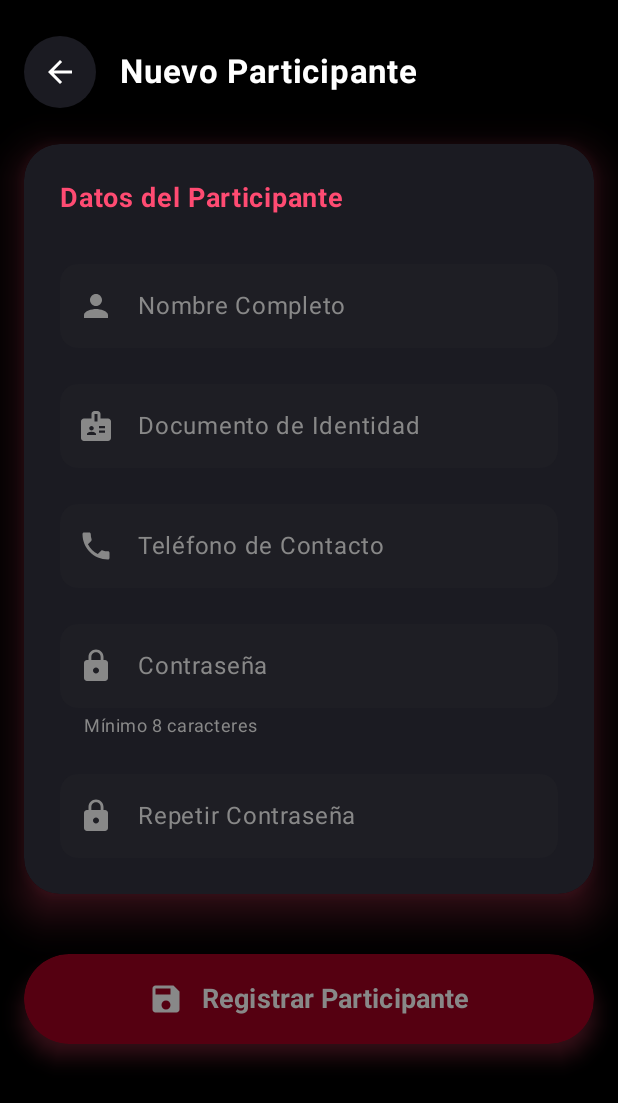
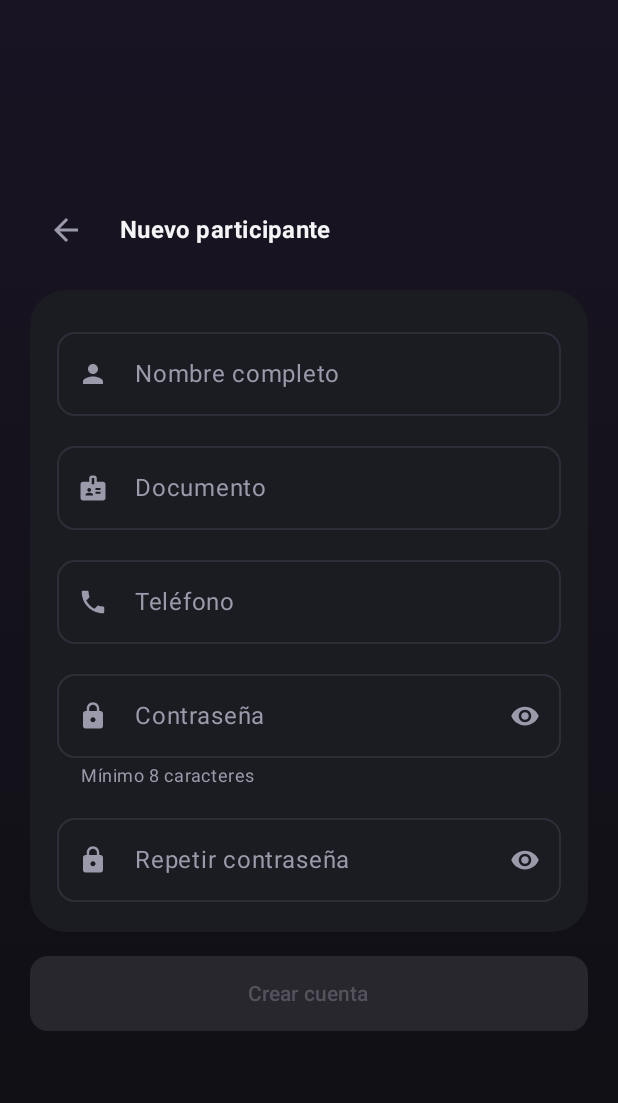
Before and after one commit to isabellalopera75-cmd/Banco-Personas, an Android app built with Jetpack Compose: the composable PersonaFormScreen shown on its own in the app's theme, on a phone screen of 412 x 824 dp. Shown: the top 1103 px of the screen. Run offline under Robolectric (Android 15) with nearby library versions, the light colour scheme and no system bars; our stand-ins replace Dagger/Hilt's generated code.

Commit message:
fix(ui): keep form fields visible when the keyboard opens
Neither screen handled the IME: both centred their content in a fixed
box, with no scroll and no imePadding. With edge-to-edge enabled the
keyboard draws on top, so the password field was simply covered and no
amount of layout tuning could help. Typing a password blind is how people
lock themselves out.

Both screens now sit in a scrollable container with imePadding, which
also lets Compose bring the focused field into view on its own.

Alongside that, the same screens gain what the flow was missing: a
show/hide toggle on password fields, IME actions chaining focus down the
form, the keyboard dismissed before submitting so it cannot cover the
error, and the login spinner moved inside the button, which used to
replace it and make the form jump on every attempt.

```diff
--- a/frontend/app/src/main/java/com/tuapp/bancopersonas/presentation/form/PersonaFormScreen.kt
+++ b/frontend/app/src/main/java/com/tuapp/bancopersonas/presentation/form/PersonaFormScreen.kt
@@ -1,9 +1,15 @@
 package com.tuapp.bancopersonas.presentation.form
 
-import androidx.compose.foundation.background
-import androidx.compose.foundation.layout.*
-import androidx.compose.foundation.shape.CircleShape
-import androidx.compose.foundation.shape.RoundedCornerShape
+import androidx.compose.animation.AnimatedVisibility
+import androidx.compose.foundation.layout.Arrangement
+import androidx.compose.foundation.layout.Box
+import androidx.compose.foundation.layout.Column
+import androidx.compose.foundation.layout.Row
+import androidx.compose.foundation.layout.fillMaxWidth
+import androidx.compose.foundation.layout.height
+import androidx.compose.foundation.layout.padding
+import androidx.compose.foundation.layout.size
+import androidx.compose.foundation.text.KeyboardActions
 import androidx.compose.foundation.text.KeyboardOptions
 import androidx.compose.material.icons.Icons
 import androidx.compose.material.icons.automirrored.filled.ArrowBack
@@ -11,25 +17,34 @@ import androidx.compose.material.icons.filled.Badge
 import androidx.compose.material.icons.filled.Lock
 import androidx.compose.material.icons.filled.Person
 import androidx.compose.material.icons.filled.Phone
-import androidx.compose.material.icons.filled.Save
-import androidx.compose.material3.*
-import androidx.compose.runtime.*
+import androidx.compose.material3.Button
+import androidx.compose.material3.Card
+import androidx.compose.material3.CardDefaults
+import androidx.compose.material3.Icon
+import androidx.compose.material3.IconButton
+import androidx.compose.material3.MaterialTheme
+import androidx.compose.material3.Text
+import androidx.compose.runtime.Composable
+import androidx.compose.runtime.LaunchedEffect
+import androidx.compose.runtime.collectAsState
+import androidx.compose.runtime.getValue
 import androidx.compose.ui.Alignment
 import androidx.compose.ui.Modifier
-import androidx.compose.ui.draw.shadow
-import androidx.compose.ui.graphics.Color
+import androidx.compose.ui.focus.FocusDirection
+import androidx.compose.ui.platform.LocalContext
+import androidx.compose.ui.platform.LocalFocusManager
+import androidx.compose.ui.platform.LocalSoftwareKeyboardController
 import androidx.compose.ui.text.font.FontWeight
+import androidx.compose.ui.text.input.ImeAction
 import androidx.compose.ui.text.input.KeyboardCapitalization
 import androidx.compose.ui.text.input.KeyboardType
-import androidx.compose.ui.text.input.PasswordVisualTransformation
 import androidx.compose.ui.unit.dp
-import androidx.compose.ui.unit.sp
 import androidx.hilt.navigation.compose.hiltViewModel
 import com.tuapp.bancopersonas.domain.model.Persona
-import com.tuapp.bancopersonas.ui.theme.WinPlayPink
-import com.tuapp.bancopersonas.ui.theme.WinPlaySurface
+import com.tuapp.bancopersonas.ui.components.CampoTexto
+import com.tuapp.bancopersonas.ui.components.MensajeError
+import com.tuapp.bancopersonas.ui.components.PantallaConTeclado
 
-@OptIn(ExperimentalMaterial3Api::class)
 @Composable
 fun PersonaFormScreen(
     personaExistente: Persona? = null,
@@ -37,192 +52,164 @@ fun PersonaFormScreen(
     viewModel: PersonaFormViewModel = hiltViewModel()
 ) {
     val uiState by viewModel.uiState.collectAsState()
+    val focusManager = LocalFocusManager.current
+    val teclado = LocalSoftwareKeyboardController.current
+    val context = LocalContext.current
 
     LaunchedEffect(Unit) {
         viewModel.iniciarFormulario(personaExistente)
     }
 
-    Scaffold(
-        containerColor = Color.Black
-    ) { innerPadding ->
-        Column(
-            modifier = Modifier
-                .fillMaxSize()
-                .padding(innerPadding)
-                .padding(16.dp),
-            horizontalAlignment = Alignment.CenterHorizontally
+    val siguiente = KeyboardActions(onNext = { focusManager.moveFocus(FocusDirection.Down) })
+
+    val guardar = {
+        teclado?.hide()
+        focusManager.clearFocus()
+        viewModel.guardar(onExito = {
+            val mensaje = if (uiState.esEdicion) {
+                "Cambios guardados"
+            } else {
+                "¡Listo! Ya podés iniciar sesión"
+            }
+            android.widget.Toast.makeText(context, mensaje, android.widget.Toast.LENGTH_SHORT).show()
+            onPersonaGuardada()
+        })
+    }
+
+    val puedeGuardar = uiState.nombre.isNotBlank() && uiState.documento.isNotBlank() &&
+        (uiState.esEdicion || (uiState.password.isNotBlank() && uiState.confirmacion.isNotBlank()))
+
+    PantallaConTeclado { anchoCompleto ->
+        Row(
+            modifier = anchoCompleto.padding(bottom = 16.dp),
+            verticalAlignment = Alignment.CenterVertically,
+            horizontalArrangement = Arrangement.spacedBy(12.dp)
         ) {
-            // Custom Top Bar
-            Row(
-                modifier = Modifier
-                    .fillMaxWidth()
-                    .padding(bottom = 24.dp, top = 8.dp),
-                verticalAlignment = Alignment.CenterVertically
-            ) {
-                IconButton(
-                    onClick = onPersonaGuardada,
-                    modifier = Modifier
-                        .background(WinPlaySurface, CircleShape)
-                        .size(48.dp)
-                ) {
-                    Icon(Icons.AutoMirrored.Filled.ArrowBack, contentDescription = "Volver", tint = Color.White)
+            IconButton(onClick = onPersonaGuardada) {
+                Icon(
+                    imageVector = Icons.AutoMirrored.Filled.ArrowBack,
+                    contentDescription = "Volver",
+                    tint = MaterialTheme.colorScheme.onSurfaceVariant
+                )
             }
-                Spacer(modifier = Modifier.width(16.dp))
             Text(
-                    text = if (uiState.esEdicion) "Editar Participante" else "Nuevo Participante",
-                    color = Color.White,
-                    fontSize = 22.sp,
-                    fontWeight = FontWeight.Bold
+                text = if (uiState.esEdicion) "Editar participante" else "Nuevo participante",
+                style = MaterialTheme.typography.titleMedium,
+                fontWeight = FontWeight.Bold,
+                color = MaterialTheme.colorScheme.onBackground
             )
         }
 
-            ElevatedCard(
-                modifier = Modifier
-                    .fillMaxWidth()
-                    .shadow(16.dp, RoundedCornerShape(24.dp), ambientColor = WinPlayPink, spotColor = WinPlayPink),
-                shape = RoundedCornerShape(24.dp),
-                colors = CardDefaults.elevatedCardColors(containerColor = WinPlaySurface),
-                elevation = CardDefaults.elevatedCardElevation(defaultElevation = 8.dp)
+        Card(
+            modifier = anchoCompleto,
+            shape = MaterialTheme.shapes.large,
+            colors = CardDefaults.cardColors(containerColor = MaterialTheme.colorScheme.surface)
         ) {
             Column(
                 modifier = Modifier
                     .fillMaxWidth()
-                        .padding(24.dp)
+                    .padding(horizontal = 18.dp, vertical = 20.dp),
+                verticalArrangement = Arrangement.spacedBy(12.dp)
             ) {
-                    Text(
-                        text = "Datos del Participante",
-                        fontSize = 18.sp,
-                        fontWeight = FontWeight.Bold,
-                        color = WinPlayPink,
-                        modifier = Modifier.padding(bottom = 24.dp)
+                CampoTexto(
+                    valor = uiState.nombre,
+                    onValorCambia = viewModel::actualizarNombre,
+                    etiqueta = "Nombre completo",
+                    icono = Icons.Default.Person,
+                    modifier = Modifier.fillMaxWidth(),
+                    keyboardOptions = KeyboardOptions(
+                        capitalization = KeyboardCapitalization.Words,
+                        imeAction = ImeAction.Next
+                    ),
+                    keyboardActions = siguiente
                 )
 
-                    val textFieldColors = OutlinedTextFieldDefaults.colors(
-                        focusedContainerColor = Color(0xFF1E1E24),
-                        unfocusedContainerColor = Color(0xFF1E1E24),
-                        focusedBorderColor = WinPlayPink,
-                        unfocusedBorderColor = Color.Transparent,
-                        focusedTextColor = Color.White,
-                        unfocusedTextColor = Color.White,
-                        focusedLabelColor = WinPlayPink,
-                        unfocusedLabelColor = Color.Gray,
-                        focusedLeadingIconColor = WinPlayPink,
-                        unfocusedLeadingIconColor = Color.Gray
+                CampoTexto(
+                    valor = uiState.documento,
+                    onValorCambia = viewModel::actualizarDocumento,
+                    etiqueta = "Documento",
+                    icono = Icons.Default.Badge,
+                    modifier = Modifier.fillMaxWidth(),
+                    keyboardOptions = KeyboardOptions(
+                        keyboardType = KeyboardType.Number,
+                        imeAction = ImeAction.Next
+                    ),
+                    keyboardActions = siguiente
                 )
 
-                    OutlinedTextField(
-                        value = uiState.nombre,
-                        onValueChange = { viewModel.actualizarNombre(it) },
-                        label = { Text("Nombre Completo") },
-                        leadingIcon = { Icon(Icons.Default.Person, contentDescription = null) },
+                CampoTexto(
+                    valor = uiState.telefono,
+                    onValorCambia = viewModel::actualizarTelefono,
+                    etiqueta = "Teléfono",
+                    icono = Icons.Default.Phone,
                     modifier = Modifier.fillMaxWidth(),
-                        singleLine = true,
-                        shape = RoundedCornerShape(12.dp),
-                        colors = textFieldColors,
-                        keyboardOptions = KeyboardOptions(capitalization = KeyboardCapitalization.Words)
+                    keyboardOptions = KeyboardOptions(
+                        keyboardType = KeyboardType.Phone,
+                        imeAction = if (uiState.esEdicion) ImeAction.Done else ImeAction.Next
+                    ),
+                    keyboardActions = KeyboardActions(
+                        onNext = { focusManager.moveFocus(FocusDirection.Down) },
+                        onDone = { if (uiState.esEdicion) guardar() }
                     )
-                    Spacer(modifier = Modifier.height(16.dp))
-
-                    OutlinedTextField(
-                        value = uiState.documento,
-                        onValueChange = { viewModel.actualizarDocumento(it) },
-                        label = { Text("Documento de Identidad") },
-                        leadingIcon = { Icon(Icons.Default.Badge, contentDescription = null) },
-                        modifier = Modifier.fillMaxWidth(),
-                        singleLine = true,
-                        shape = RoundedCornerShape(12.dp),
-                        colors = textFieldColors,
-                        keyboardOptions = KeyboardOptions(keyboardType = KeyboardType.Number)
-                    )
-                    Spacer(modifier = Modifier.height(16.dp))
-
-                    OutlinedTextField(
-                        value = uiState.telefono,
-                        onValueChange = { viewModel.actualizarTelefono(it) },
-                        label = { Text("Teléfono de Contacto") },
-                        leadingIcon = { Icon(Icons.Default.Phone, contentDescription = null) },
-                        modifier = Modifier.fillMaxWidth(),
-                        singleLine = true,
-                        shape = RoundedCornerShape(12.dp),
-                        colors = textFieldColors,
-                        keyboardOptions = KeyboardOptions(keyboardType = KeyboardType.Phone)
                 )
 
                 // Solo al registrar: la edición de datos no toca credenciales.
                 if (!uiState.esEdicion) {
-                        Spacer(modifier = Modifier.height(16.dp))
+                    CampoTexto(
+                        valor = uiState.password,
+                        onValorCambia = viewModel::actualizarPassword,
+                        etiqueta = "Contraseña",
+                        icono = Icons.Default.Lock,
+                        esPassword = true,
+                        textoAyuda = "Mínimo 8 caracteres",
+                        modifier = Modifier.fillMaxWidth(),
+                        keyboardOptions = KeyboardOptions(
+                            keyboardType = KeyboardType.Password,
+                            imeAction = ImeAction.Next
+                        ),
+                        keyboardActions = siguiente
+                    )
 
-                        OutlinedTextField(
-                            value = uiState.password,
-                            onValueChange = { viewModel.actualizarPassword(it) },
-                            label = { Text("Contraseña") },
-                            leadingIcon = { Icon(Icons.Default.Lock, contentDescription = null) },
-                            visualTransformation = PasswordVisualTransformation(),
+                    CampoTexto(
+                        valor = uiState.confirmacion,
+                        onValorCambia = viewModel::actualizarConfirmacion,
+                        etiqueta = "Repetir contraseña",
+                        icono = Icons.Default.Lock,
+                        esPassword = true,
                         modifier = Modifier.fillMaxWidth(),
-                            singleLine = true,
-                            shape = RoundedCornerShape(12.dp),
-                            colors = textFieldColors,
-                            supportingText = { Text("Mínimo 8 caracteres", color = Color.Gray) },
-                            keyboardOptions = KeyboardOptions(keyboardType = KeyboardType.Password)
-                        )
-                        Spacer(modifier = Modifier.height(16.dp))
-
-                        OutlinedTextField(
-                            value = uiState.confirmacion,
-                            onValueChange = { viewModel.actualizarConfirmacion(it) },
-                            label = { Text("Repetir Contraseña") },
-                            leadingIcon = { Icon(Icons.Default.Lock, contentDescription = null) },
-                            visualTransformation = PasswordVisualTransformation(),
-                            modifier = Modifier.fillMaxWidth(),
-                            singleLine = true,
-                            shape = RoundedCornerShape(12.dp),
-                            colors = textFieldColors,
-                            keyboardOptions = KeyboardOptions(keyboardType = KeyboardType.Password)
+                        keyboardOptions = KeyboardOptions(
+                            keyboardType = KeyboardType.Password,
+                            imeAction = ImeAction.Done
+                        ),
+                        keyboardActions = KeyboardActions(onDone = { guardar() })
                     )
                 }
 
-                    uiState.error?.let { mensaje ->
-                        Spacer(modifier = Modifier.height(12.dp))
-                        Text(text = mensaje, color = MaterialTheme.colorScheme.error)
+                AnimatedVisibility(visible = uiState.error != null) {
+                    MensajeError(
+                        mensaje = uiState.error.orEmpty(),
+                        modifier = Modifier.fillMaxWidth()
+                    )
                 }
             }
         }
 
-            Spacer(modifier = Modifier.height(40.dp))
-
-            val context = androidx.compose.ui.platform.LocalContext.current
-
         Button(
-                onClick = {
-                    viewModel.guardar(onExito = {
-                        val mensaje = if (uiState.esEdicion) "Cambios guardados exitosamente" else "¡Registro exitoso! Ya puedes iniciar sesión"
-                        android.widget.Toast.makeText(context, mensaje, android.widget.Toast.LENGTH_SHORT).show()
-                        onPersonaGuardada()
-                    })
-                },
-                modifier = Modifier
-                    .fillMaxWidth()
-                    .height(60.dp)
-                    .shadow(8.dp, RoundedCornerShape(30.dp), ambientColor = WinPlayPink, spotColor = WinPlayPink),
-                enabled = uiState.nombre.isNotBlank() && uiState.documento.isNotBlank() &&
-                    (uiState.esEdicion ||
-                        (uiState.password.isNotBlank() && uiState.confirmacion.isNotBlank())),
-                shape = RoundedCornerShape(30.dp),
-                colors = ButtonDefaults.buttonColors(
-                    containerColor = WinPlayPink,
-                    contentColor = Color.White,
-                    disabledContainerColor = Color(0xFF550011),
-                    disabledContentColor = Color.Gray
-                )
+            onClick = guardar,
+            enabled = puedeGuardar,
+            modifier = anchoCompleto
+                .padding(top = 16.dp)
+                .height(50.dp),
+            shape = MaterialTheme.shapes.small
         ) {
-                Icon(Icons.Default.Save, contentDescription = null, modifier = Modifier.size(24.dp))
-                Spacer(modifier = Modifier.width(12.dp))
+            Box(contentAlignment = Alignment.Center) {
                 Text(
-                    text = if (uiState.esEdicion) "Guardar Cambios" else "Registrar Participante",
-                    fontSize = 18.sp,
-                    fontWeight = FontWeight.Bold
+                    text = if (uiState.esEdicion) "Guardar cambios" else "Crear cuenta",
+                    fontWeight = FontWeight.SemiBold
                 )
             }
         }
+
+        Box(modifier = Modifier.size(8.dp))
     }
 }
--- /dev/null
+++ b/frontend/app/src/main/java/com/tuapp/bancopersonas/ui/components/Componentes.kt
@@ -0,0 +1,162 @@
+package com.tuapp.bancopersonas.ui.components
+
+import androidx.compose.foundation.background
+import androidx.compose.foundation.layout.Arrangement
+import androidx.compose.foundation.layout.Column
+import androidx.compose.foundation.layout.Row
+import androidx.compose.foundation.layout.fillMaxSize
+import androidx.compose.foundation.layout.fillMaxWidth
+import androidx.compose.foundation.layout.imePadding
+import androidx.compose.foundation.layout.padding
+import androidx.compose.foundation.layout.size
+import androidx.compose.foundation.rememberScrollState
+import androidx.compose.foundation.verticalScroll
+import androidx.compose.material.icons.Icons
+import androidx.compose.material.icons.filled.ErrorOutline
+import androidx.compose.material.icons.filled.Visibility
+import androidx.compose.material.icons.filled.VisibilityOff
+import androidx.compose.material3.Icon
+import androidx.compose.material3.IconButton
+import androidx.compose.material3.MaterialTheme
+import androidx.compose.material3.OutlinedTextField
+import androidx.compose.material3.OutlinedTextFieldDefaults
+import androidx.compose.material3.Text
+import androidx.compose.runtime.Composable
+import androidx.compose.runtime.getValue
+import androidx.compose.runtime.mutableStateOf
+import androidx.compose.runtime.remember
+import androidx.compose.runtime.setValue
+import androidx.compose.ui.Alignment
+import androidx.compose.ui.Modifier
+import androidx.compose.ui.graphics.Brush
+import androidx.compose.ui.graphics.vector.ImageVector
+import androidx.compose.ui.text.input.PasswordVisualTransformation
+import androidx.compose.ui.text.input.VisualTransformation
+import androidx.compose.foundation.text.KeyboardActions
+import androidx.compose.foundation.text.KeyboardOptions
+import androidx.compose.ui.unit.dp
+import com.tuapp.bancopersonas.ui.theme.WinPlayDarkBg
+import com.tuapp.bancopersonas.ui.theme.WinPlayDarkBgTop
+
+/**
+ * Contenedor de pantalla para formularios.
+ *
+ * Resuelve el motivo por el que el teclado tapaba la contraseña: el contenido
+ * va dentro de un scroll y con [imePadding], así el alto disponible se reduce
+ * cuando el teclado aparece en vez de quedar oculto debajo. Con el scroll
+ * presente, Compose además desplaza solo el campo que toma el foco.
+ *
+ * Cuando el contenido entra completo queda centrado; recién cuando no entra
+ * empieza a desplazarse.
+ */
+@Composable
+fun PantallaConTeclado(
+    modifier: Modifier = Modifier,
+    contenido: @Composable (Modifier) -> Unit
+) {
+    Column(
+        modifier = modifier
+            .fillMaxSize()
+            .background(Brush.verticalGradient(listOf(WinPlayDarkBgTop, WinPlayDarkBg)))
+            .verticalScroll(rememberScrollState())
+            .imePadding()
+            .padding(horizontal = 20.dp, vertical = 24.dp),
+        verticalArrangement = Arrangement.Center,
+        horizontalAlignment = Alignment.CenterHorizontally
+    ) {
+        contenido(Modifier.fillMaxWidth())
+    }
+}
+
+/**
+ * Campo de texto con el estilo de la aplicación.
+ *
+ * Cuando [esPassword] es cierto agrega el ojo para mostrar y ocultar: escribir
+ * a ciegas una contraseña de ocho caracteres en un teclado de teléfono es la
+ * forma más rápida de equivocarse sin enterarse.
+ */
+@Composable
+fun CampoTexto(
+    valor: String,
+    onValorCambia: (String) -> Unit,
+    etiqueta: String,
+    icono: ImageVector,
+    modifier: Modifier = Modifier,
+    esPassword: Boolean = false,
+    textoAyuda: String? = null,
+    keyboardOptions: KeyboardOptions = KeyboardOptions.Default,
+    keyboardActions: KeyboardActions = KeyboardActions.Default
+) {
+    var visible by remember { mutableStateOf(false) }
+
+    OutlinedTextField(
+        value = valor,
+        onValueChange = onValorCambia,
+        label = { Text(etiqueta) },
+        leadingIcon = { Icon(icono, contentDescription = null, modifier = Modifier.size(20.dp)) },
+        trailingIcon = if (esPassword) {
+            {
+                IconButton(onClick = { visible = !visible }) {
+                    Icon(
+                        imageVector = if (visible) Icons.Default.VisibilityOff else Icons.Default.Visibility,
+                        contentDescription = if (visible) "Ocultar contraseña" else "Mostrar contraseña",
+                        modifier = Modifier.size(20.dp)
+                    )
+                }
+            }
+        } else null,
+        visualTransformation = when {
+            !esPassword || visible -> VisualTransformation.None
+            else -> PasswordVisualTransformation()
+        },
+        supportingText = textoAyuda?.let {
+            { Text(it, style = MaterialTheme.typography.bodySmall) }
+        },
+        keyboardOptions = keyboardOptions,
+        keyboardActions = keyboardActions,
+        singleLine = true,
+        shape = MaterialTheme.shapes.small,
+        modifier = modifier,
+        colors = OutlinedTextFieldDefaults.colors(
+            // El contenedor relleno y el borde apagado sustituyen al borde
+            // rosa permanente: solo el campo enfocado toma el color de marca.
+            focusedContainerColor = MaterialTheme.colorScheme.surfaceVariant,
+            unfocusedContainerColor = MaterialTheme.colorScheme.surface,
+            focusedBorderColor = MaterialTheme.colorScheme.primary,
+            unfocusedBorderColor = MaterialTheme.colorScheme.outline,
+            focusedLeadingIconColor = MaterialTheme.colorScheme.primary,
+            unfocusedLeadingIconColor = MaterialTheme.colorScheme.onSurfaceVariant,
+            focusedLabelColor = MaterialTheme.colorScheme.primary,
+            unfocusedLabelColor = MaterialTheme.colorScheme.onSurfaceVariant
+        )
+    )
+}
+
+/**
+ * Mensaje de error.
+ *
+ * Va dentro de un bloque tenue del mismo tono en lugar de ser un renglón rojo
+ * suelto: se lee como una advertencia y no como una alarma.
+ */
+@Composable
+fun MensajeError(mensaje: String, modifier: Modifier = Modifier) {
+    Row(
+        modifier = modifier
+            .background(MaterialTheme.colorScheme.errorContainer, MaterialTheme.shapes.small)
+            .padding(horizontal = 12.dp, vertical = 10.dp),
+        verticalAlignment = Alignment.CenterVertically,
+        horizontalArrangement = Arrangement.spacedBy(8.dp)
+    ) {
+        Icon(
+            imageVector = Icons.Default.ErrorOutline,
+            contentDescription = null,
+            tint = MaterialTheme.colorScheme.onErrorContainer,
+            modifier = Modifier.size(18.dp)
+        )
+        Text(
+            text = mensaje,
+            color = MaterialTheme.colorScheme.onErrorContainer,
+            style = MaterialTheme.typography.bodySmall
+        )
+    }
+}
```
Also changed, not shown: frontend/app/src/main/java/com/tuapp/bancopersonas/presentation/login/LoginScreen.kt (+170 -101 lines). Lines whose indentation alone changed are shown as unchanged.
